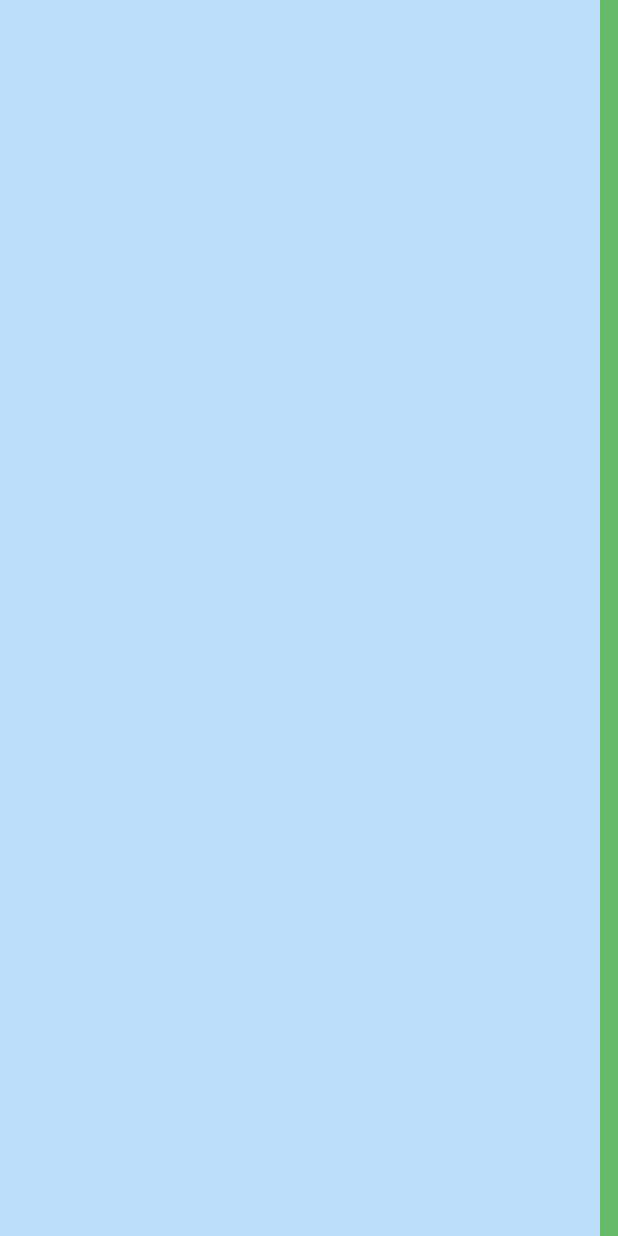
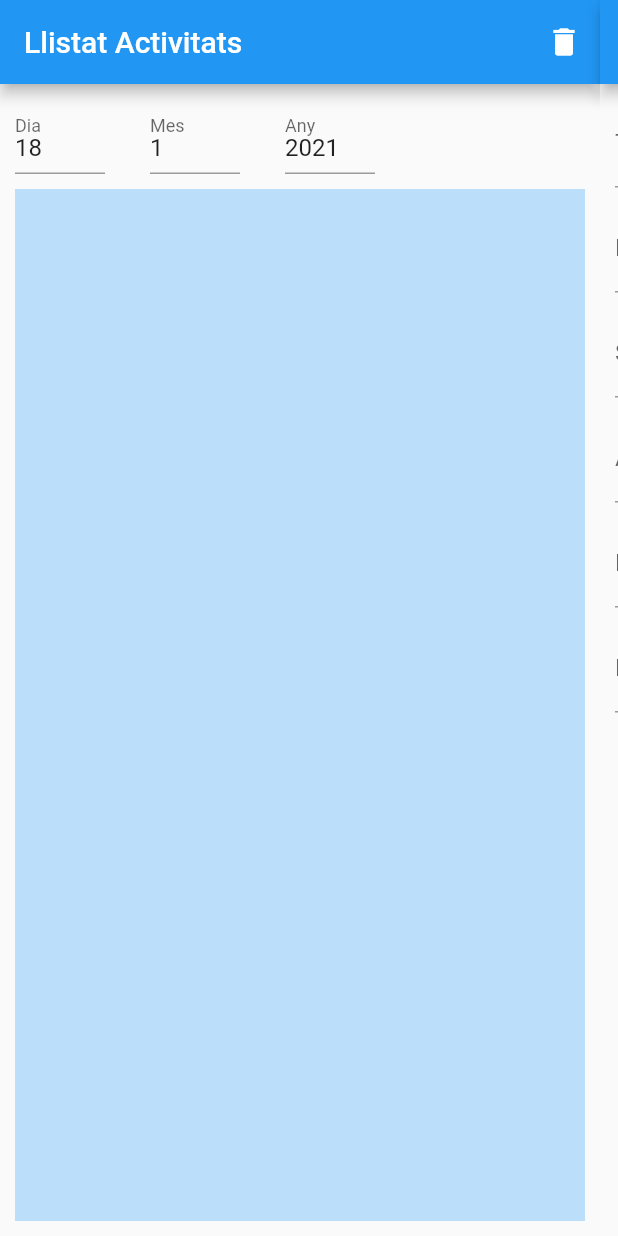
Before and after one commit to xavgafa/admin_app, a Flutter app: the screen it shows after launch, on a phone screen of 412 x 824 dp. Run offline on Flutter 3.47's test engine with Material 2 defaults, Android fonts, the phone set to English and light mode, and no system bars.

Commit message:
push total amb feina de la Georgina inclosa

```diff
--- a/lib/parts/activitatsActuals.dart
+++ b/lib/parts/activitatsActuals.dart
@@ -36,40 +36,27 @@ class _ActivitatsActualsState extends State<ActivitatsActuals> {
     return Container(
       //height: 700,
       width: 400,
-      color: Colors.blue[100],
-      /*child: Padding(
-        padding: const EdgeInsets.all(10.0),
+      child: Scaffold(
+        appBar: AppBar(
+          title: Text('Llistat Activitats'),
+          actions: [
+            //nomes eliminar les seleccionades
+            IconButton(
+              icon: Icon(Icons.delete, color: Colors.white),
+              onPressed: () {},
+            )
+          ],
+        ),
+        body: Padding(
+          padding: EdgeInsets.all(10),
           child: Column(
-          crossAxisAlignment: CrossAxisAlignment.start,
             children: [
               Row(
-              //mainAxisSize: MainAxisSize.max,
-              //mainAxisAlignment: MainAxisAlignment.spaceBetween,
-              children: [
-                Text(
-                  'Llista Activitats',
-                  style: TextStyle(
-                    fontSize: 20,
-                    fontWeight: FontWeight.w700,
-                    color: Colors.black,
-                  ),
-                ),
-                /*IconButton(
-                  icon: Icon(Icons.delete, color: Colors.black),
-                  onPressed: () {},
-                ),*/
-              ],
-            ),
-            /*SizedBox(height: 10),
-            Row(
-              //mainAxisSize: MainAxisSize.min,
                 mainAxisAlignment: MainAxisAlignment.start,
-              crossAxisAlignment: CrossAxisAlignment.center,
                 children: [
                   Container(
                     width: 60,
                     height: 50,
-                  //color: Colors.blue,
                     child: TextField(
                       controller: _day,
                       decoration: InputDecoration(
@@ -81,7 +68,6 @@ class _ActivitatsActualsState extends State<ActivitatsActuals> {
                   Container(
                     width: 60,
                     height: 50,
-                  //color: Colors.blue,
                     child: TextField(
                       controller: _month,
                       decoration: InputDecoration(
@@ -93,7 +79,6 @@ class _ActivitatsActualsState extends State<ActivitatsActuals> {
                   Container(
                     width: 60,
                     height: 50,
-                  //color: Colors.blue,
                     child: TextField(
                       controller: _year,
                       decoration: InputDecoration(
@@ -101,15 +86,19 @@ class _ActivitatsActualsState extends State<ActivitatsActuals> {
                       ),
                     ),
                   ),
-                /*TextField(
-                  controller: _day,
-                  decoration: InputDecoration(labelText: 'Dia'),
-                ),*/
-              ],
-            ),*/
                 ],
               ),
-      ),*/
+              SizedBox(height: 10),
+              //AQUÍ VA EL LISTVIEW AMB EL LLISTAT D'ACTIVITATS
+              Expanded(
+                child: Container(
+                  color: Colors.blue[100],
+                ),
+              ),
+            ],
+          ),
+        ),
+      ),
     );
   }
 }
--- a/lib/parts/dadesActivitat.dart
+++ b/lib/parts/dadesActivitat.dart
@@ -10,58 +10,183 @@ class DadesActivitat extends StatefulWidget {
 }
 
 class _DadesActivitatState extends State<DadesActivitat> {
-  TextEditingController controlTipus;
-  TextEditingController controlEntrenador;
-  TextEditingController controlSala;
-  TextEditingController controlAssis;
-  TextEditingController controlDia;
-  TextEditingController controlMes;
-  TextEditingController controlAny;
-  TextEditingController controlHoraInici;
-  TextEditingController controlMinInici;
-  TextEditingController controlHoraFinal;
-  TextEditingController controlMinFinal;
+  TextEditingController _controlTipus;
+  TextEditingController _controlEntrenador;
+  TextEditingController _controlSala;
+  TextEditingController _controlAssis;
+  TextEditingController _controlMaxAssis;
+  TextEditingController _controlDia;
+  TextEditingController _controlMes;
+  TextEditingController _controlAny;
+  TextEditingController _controlHoraInici;
+  TextEditingController _controlHoraFinal;
 
   @override
   void initState() {
-    controlTipus = TextEditingController();
-    controlEntrenador = TextEditingController();
-    controlSala = TextEditingController();
-    controlAssis = TextEditingController();
-    controlDia = TextEditingController();
-    controlMes = TextEditingController();
-    controlAny = TextEditingController();
-    controlHoraInici = TextEditingController();
-    controlMinInici = TextEditingController();
-    controlHoraFinal = TextEditingController();
-    controlMinFinal = TextEditingController();
-    // TODO: implement initState
+    _controlTipus = TextEditingController();
+    _controlEntrenador = TextEditingController();
+    _controlSala = TextEditingController();
+    _controlAssis = TextEditingController();
+    _controlMaxAssis = TextEditingController();
+    _controlDia = TextEditingController();
+    _controlMes = TextEditingController();
+    _controlAny = TextEditingController();
+    _controlHoraInici = TextEditingController();
+    _controlHoraFinal = TextEditingController();
     super.initState();
   }
 
   @override
   void dispose() {
-    controlTipus.dispose();
-    controlEntrenador.dispose();
-    controlSala.dispose();
-    controlAssis.dispose();
-    controlDia.dispose();
-    controlMes.dispose();
-    controlAny.dispose();
-    controlHoraInici.dispose();
-    controlMinInici.dispose();
-    controlHoraFinal.dispose();
-    controlMinFinal.dispose();
-    // TODO: implement dispose
+    _controlTipus.dispose();
+    _controlEntrenador.dispose();
+    _controlSala.dispose();
+    _controlAssis.dispose();
+    _controlMaxAssis.dispose();
+    _controlDia.dispose();
+    _controlMes.dispose();
+    _controlAny.dispose();
+    _controlHoraInici.dispose();
+    _controlHoraFinal.dispose();
     super.dispose();
   }
 
   @override
   Widget build(BuildContext context) {
     return Container(
-      //height: 200,
+      width: 400,
+      child: Scaffold(
+        appBar: AppBar(
+          title: Text("Editar Activitats"),
+        ),
+        body: Padding(
+          padding: EdgeInsets.all(10),
+          child: Column(
+            crossAxisAlignment: CrossAxisAlignment.start,
+            children: [
+              Container(
+                width: 200,
+                height: 60,
+                child: TextField(
+                  controller: _controlTipus,
+                  decoration: InputDecoration(labelText: 'Tipus Activitat'),
+                ),
+              ),
+              SizedBox(height: 10),
+              Container(
+                width: 200,
+                height: 60,
+                child: TextField(
+                  controller: _controlEntrenador,
+                  decoration: InputDecoration(labelText: 'Entrenador'),
+                ),
+              ),
+              SizedBox(height: 10),
+              Container(
+                width: 200,
+                height: 60,
+                child: TextField(
+                  controller: _controlSala,
+                  decoration: InputDecoration(labelText: 'Sala'),
+                ),
+              ),
+              SizedBox(height: 10),
+              Row(
+                children: [
+                  Container(
+                    width: 100,
+                    height: 60,
+                    child: TextField(
+                      controller: _controlAssis,
+                      decoration: InputDecoration(labelText: 'Assistents'),
+                    ),
+                  ),
+                  SizedBox(width: 30),
+                  Container(
+                    width: 150,
+                    height: 60,
+                    child: TextField(
+                      controller: _controlMaxAssis,
+                      decoration:
+                          InputDecoration(labelText: 'Màxim assistents'),
+                    ),
+                  ),
+                ],
+              ),
+              SizedBox(height: 10),
+              Row(
+                children: [
+                  Container(
+                    width: 50,
+                    height: 60,
+                    child: TextField(
+                      controller: _controlDia,
+                      decoration: InputDecoration(labelText: 'Dia'),
+                    ),
+                  ),
+                  SizedBox(width: 30),
+                  Container(
+                    width: 50,
+                    height: 60,
+                    child: TextField(
+                      controller: _controlMes,
+                      decoration: InputDecoration(labelText: 'Mes'),
+                    ),
+                  ),
+                  SizedBox(width: 30),
+                  Container(
+                    width: 50,
+                    height: 60,
+                    child: TextField(
+                      controller: _controlAny,
+                      decoration: InputDecoration(labelText: 'Any'),
+                    ),
+                  ),
+                ],
+              ),
+              SizedBox(height: 10),
+              Row(
+                children: [
+                  Container(
+                    width: 100,
+                    height: 60,
+                    child: TextField(
+                      controller: _controlHoraInici,
+                      decoration: InputDecoration(labelText: 'Hora Inici'),
+                    ),
+                  ),
+                  SizedBox(width: 30),
+                  Container(
+                    width: 100,
+                    height: 60,
+                    child: TextField(
+                      controller: _controlHoraFinal,
+                      decoration: InputDecoration(labelText: 'Hora Final'),
+                    ),
+                  ),
+                ],
+              ),
+            ],
+          ),
+        ),
+      ),
+    );
+
+    /*Container(
       width: 400,
       color: Colors.green[400],
+      child: Column(
+        children: [
+          Container(
+            width: 100,
+            height: 60,
+            child: TextField(
+              controller: _controlTipus,
+              decoration: InputDecoration(labelText: 'Tipus Activitat'),
+            ),
+          )
+        ],
+      ),
       /*child: Column(children: [
         TextField(
           decoration: InputDecoration(labelText: 'Tipus Activitat'),
@@ -155,6 +280,6 @@ class _DadesActivitatState extends State<DadesActivitat> {
           ],
         )
       ]),*/
-    );
+    );*/
   }
 }
```
Lines whose indentation alone changed are shown as unchanged.
